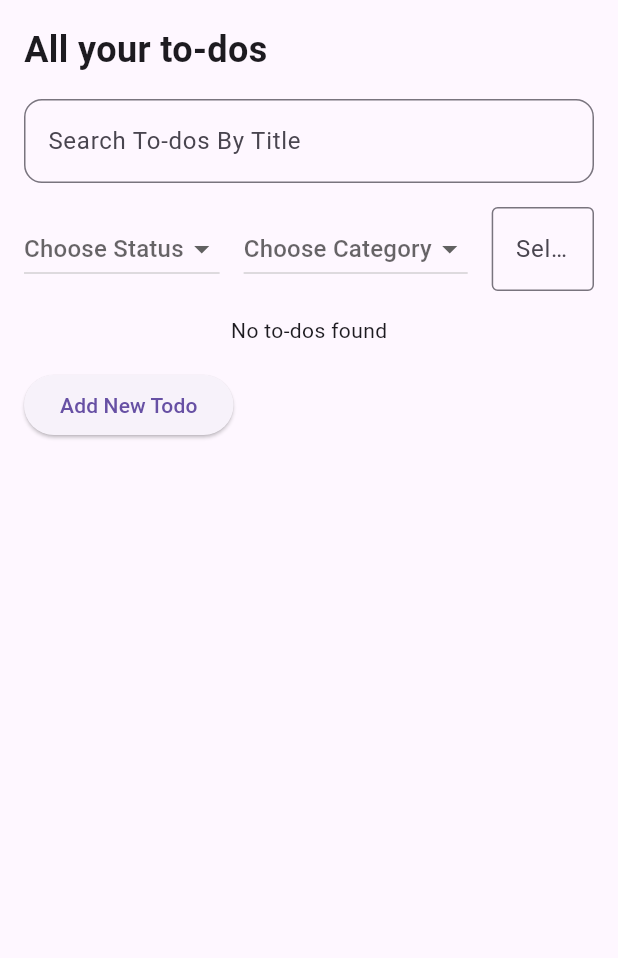
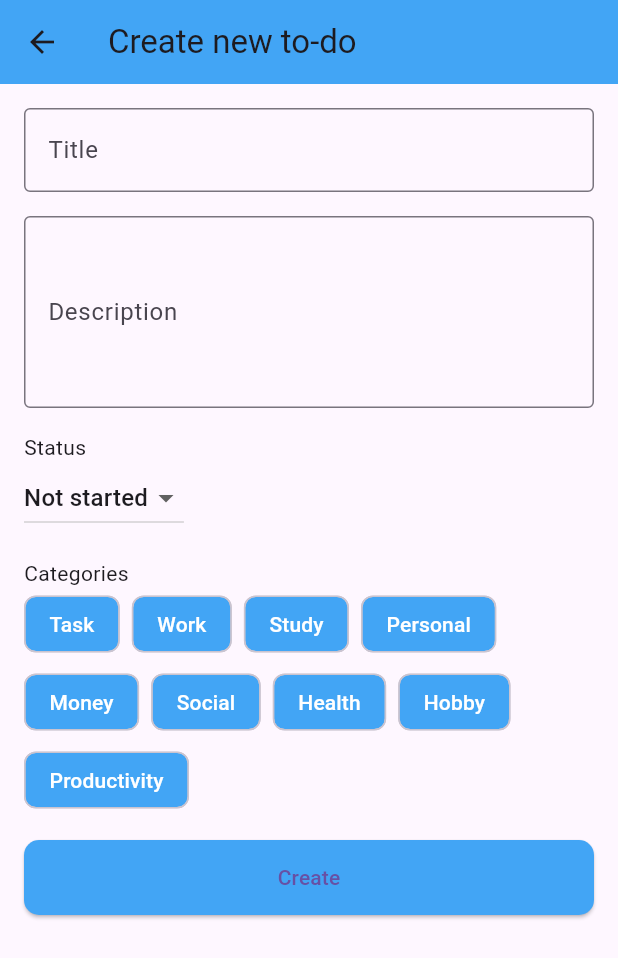
Before and after one commit to fxsym/skylist-mobile, a Flutter app: the AllTodosScreen screen opened directly, after a tap on "Add New Todo", on a phone screen of 412 x 824 dp. Shown: the top 958 px of the screen. Run offline on Flutter 3.47's test engine with Material 3 defaults, Android fonts, the phone set to English and light mode, and no system bars; our stand-ins replace device_info_plus, shared_preferences; accounts and stored records are empty.

Commit message:
Make add new todo, and work succesfully. And fixing todo list desc from created at

```diff
--- a/lib/main.dart
+++ b/lib/main.dart
@@ -2,6 +2,7 @@
 import 'package:provider/provider.dart';
 import 'package:skylist_mobile/providers/todo_provider.dart';
 import 'package:skylist_mobile/providers/user_provider.dart'; // Import provider
+import 'package:skylist_mobile/screens/add_todo_screen.dart';
 import 'package:skylist_mobile/screens/home_screen.dart';
 import 'package:skylist_mobile/screens/main_layout_screen.dart';
 import 'package:skylist_mobile/screens/register_screen.dart';
@@ -37,6 +38,7 @@
         '/home': (context) => HomeScreen(),
         '/dashboard': (context) => DashboardScreen(),
         '/main': (context) => MainLayout(),
+        '/add-todo': (context) => AddTodoScreen(),
       },
       onGenerateRoute: (settings) {
         final uri = Uri.parse(settings.name ?? '');
--- /dev/null
+++ b/lib/screens/add_todo_screen.dart
@@ -0,0 +1,199 @@
+import 'dart:convert';
+
+import 'package:flutter/material.dart';
+import 'package:shared_preferences/shared_preferences.dart';
+import 'package:skylist_mobile/services/todo_services.dart';
+
+class AddTodoScreen extends StatefulWidget {
+  @override
+  _AddTodoScreenState createState() => _AddTodoScreenState();
+}
+
+class _AddTodoScreenState extends State<AddTodoScreen> {
+  final _formKey = GlobalKey<FormState>(); // Added Form key for validation
+  final TextEditingController titleController = TextEditingController();
+  final TextEditingController descriptionController = TextEditingController();
+  String status = "Not started";
+  List<int> categories = [];
+  bool nullCategories = false;
+  bool loading = false;
+
+  List<Map<String, dynamic>> dataCategories = [
+    {'label': 'Task', 'value': 1},
+    {'label': 'Work', 'value': 2},
+    {'label': 'Study', 'value': 3},
+    {'label': 'Personal', 'value': 4},
+    {'label': 'Money', 'value': 5},
+    {'label': 'Social', 'value': 6},
+    {'label': 'Health', 'value': 7},
+    {'label': 'Hobby', 'value': 8},
+    {'label': 'Productivity', 'value': 9},
+  ];
+
+  void handleSubmit() async {
+    if (_formKey.currentState!.validate()) {
+      setState(() {
+        loading = true;
+        nullCategories = categories.isEmpty;
+      });
+
+      if (nullCategories) {
+        setState(() {
+          loading = false;
+        });
+        return;
+      }
+
+      try {
+        final response = await TodoService().createTodo(
+          titleController.text,
+          descriptionController.text,
+          status,
+          categories,
+        );
+
+        print(response);
+        // Jika berhasil, ambil data todos terbaru
+        final todos = await TodoService().getTodos();
+
+        // Simpan ke SharedPreferences
+        final prefs = await SharedPreferences.getInstance();
+        await prefs.setString('todos', jsonEncode(todos));
+
+        // Optional: tampilkan snackbar
+        ScaffoldMessenger.of(
+          context,
+        ).showSnackBar(SnackBar(content: Text('Todo created successfully!')));
+
+        Navigator.of(context).pop();
+      } catch (error) {
+        ScaffoldMessenger.of(
+          context,
+        ).showSnackBar(SnackBar(content: Text('Error: $error')));
+      } finally {
+        setState(() {
+          loading = false;
+        });
+      }
+    }
+  }
+
+  @override
+  Widget build(BuildContext context) {
+    return Scaffold(
+      appBar: AppBar(
+        title: Text('Create new to-do'),
+        backgroundColor: Colors.blue[400],
+        leading: IconButton(
+          icon: Icon(Icons.arrow_back),
+          onPressed: () => Navigator.of(context).pop(),
+        ),
+      ),
+      body: Padding(
+        padding: const EdgeInsets.all(16.0),
+        child: Form(
+          key: _formKey, // Wrapping with Form widget
+          child: Column(
+            crossAxisAlignment: CrossAxisAlignment.start,
+            children: [
+              TextFormField(
+                controller: titleController,
+                decoration: InputDecoration(
+                  labelText: 'Title',
+                  border: OutlineInputBorder(),
+                ),
+                validator: (value) {
+                  if (value == null || value.isEmpty) {
+                    return 'Title is required';
+                  }
+                  return null;
+                },
+              ),
+              SizedBox(height: 16),
+              TextFormField(
+                controller: descriptionController,
+                decoration: InputDecoration(
+                  labelText: 'Description',
+                  border: OutlineInputBorder(),
+                ),
+                maxLines: 4,
+                validator: (value) {
+                  if (value == null || value.isEmpty) {
+                    return 'Description is required';
+                  }
+                  return null;
+                },
+              ),
+              SizedBox(height: 16),
+              Text('Status'),
+              DropdownButton<String>(
+                value: status,
+                onChanged: (String? newValue) {
+                  setState(() {
+                    status = newValue!;
+                  });
+                },
+                items:
+                    <String>[
+                      'Not started',
+                      'In progress',
+                    ].map<DropdownMenuItem<String>>((String value) {
+                      return DropdownMenuItem<String>(
+                        value: value,
+                        child: Text(value),
+                      );
+                    }).toList(),
+              ),
+              SizedBox(height: 16),
+              Text('Categories'),
+              if (nullCategories)
+                Text(
+                  'You must choose at least 1 category',
+                  style: TextStyle(color: Colors.red),
+                ),
+              Wrap(
+                spacing: 8.0,
+                runSpacing: 4.0,
+                children:
+                    dataCategories.map((category) {
+                      bool isChecked = categories.contains(category['value']);
+                      return FilterChip(
+                        label: Text(category['label']),
+                        selected: isChecked,
+                        onSelected: (bool selected) {
+                          setState(() {
+                            if (selected) {
+                              categories.add(category['value']);
+                            } else {
+                              categories.remove(category['value']);
+                            }
+                          });
+                        },
+                        backgroundColor: Colors.blue[400],
+                        selectedColor: Colors.blue[800],
+                        labelStyle: TextStyle(color: Colors.white),
+                      );
+                    }).toList(),
+              ),
+              if (loading) Center(child: CircularProgressIndicator()),
+              SizedBox(height: 16),
+              ElevatedButton(
+                onPressed: handleSubmit,
+                child: Text('Create'),
+                style: ElevatedButton.styleFrom(
+                  backgroundColor:
+                      Colors
+                          .blue[400], // Use backgroundColor instead of primary
+                  minimumSize: Size(double.infinity, 50),
+                  shape: RoundedRectangleBorder(
+                    borderRadius: BorderRadius.circular(10),
+                  ),
+                ),
+              ),
+            ],
+          ),
+        ),
+      ),
+    );
+  }
+}
--- a/lib/screens/all_todos_screen.dart
+++ b/lib/screens/all_todos_screen.dart
@@ -163,7 +163,7 @@
             const SizedBox(height: 16),
             ElevatedButton(
               onPressed: () {
-                // TODO: Navigate to Add-Todo screen
+                Navigator.pushNamed(context, '/add-todo');
               },
               child: const Text('Add New Todo'),
             ),
```
Also changed, not shown: lib/services/todo_services.dart (added, +131 -0 lines).
